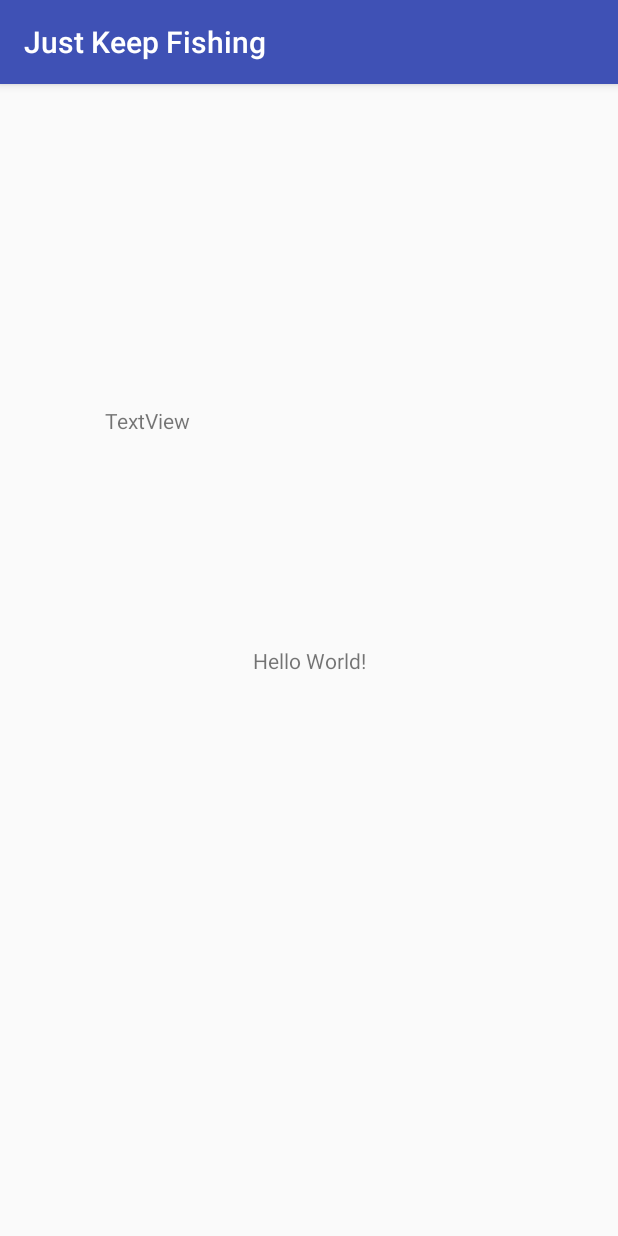
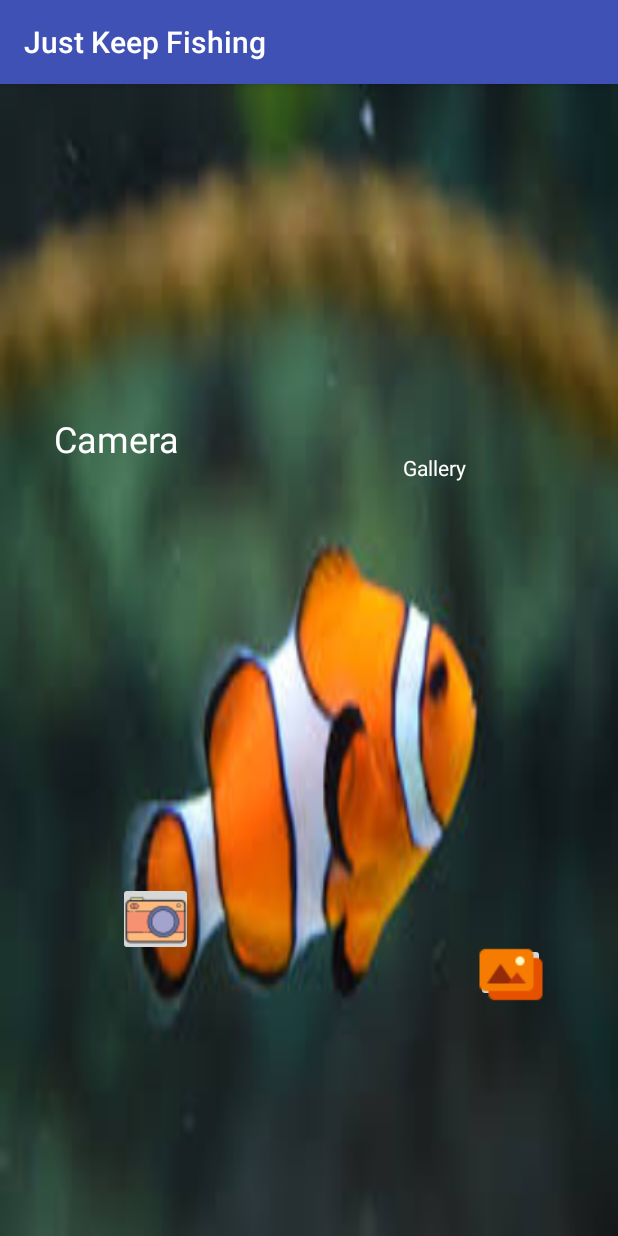
Before and after one commit to Blakers1015/JustKeepFishing, an Android app: the screen it shows after launch (MainActivity), on a phone screen of 412 x 824 dp. Run offline under Robolectric (Android 15) with nearby library versions, the phone set to English and light mode, and no system bars.

Commit message:
Fixed main activity and layout

```diff
--- /dev/null
+++ b/app/src/main/java/Camera.java
@@ -0,0 +1,2 @@
+public class Camera {
+}
--- a/app/src/main/java/com/example/s523353/justkeepfishing/Gallary.java
+++ b/app/src/main/java/com/example/s523353/justkeepfishing/Gallary.java
@@ -1,5 +1,6 @@
 package com.example.s523353.justkeepfishing;
 
+import android.content.Intent;
 import android.support.v7.app.AppCompatActivity;
 import android.os.Bundle;
 
@@ -9,5 +10,6 @@ public class Gallary extends AppCompatActivity {
     protected void onCreate(Bundle savedInstanceState) {
         super.onCreate(savedInstanceState);
         setContentView(R.layout.activity_gallary);
+        Intent titties = getIntent();
     }
 }
--- a/app/src/main/java/com/example/s523353/justkeepfishing/MainActivity.java
+++ b/app/src/main/java/com/example/s523353/justkeepfishing/MainActivity.java
@@ -1,7 +1,10 @@
 package com.example.s523353.justkeepfishing;
 
+import android.content.Intent;
+import android.graphics.Camera;
 import android.support.v7.app.AppCompatActivity;
 import android.os.Bundle;
+import android.view.View;
 
 public class MainActivity extends AppCompatActivity {
 
@@ -9,7 +12,16 @@ public class MainActivity extends AppCompatActivity {
     protected void onCreate(Bundle savedInstanceState) {
         super.onCreate(savedInstanceState);
         setContentView(R.layout.activity_main);
-        System.out.println("test changes");
-        System.out.println("hi");
+
+    }
+    public void Gallery(View v)
+    {
+        Intent gallery = new Intent(this,Gallary.class);
+        startActivityForResult(gallery,1);
+    }
+    public void Camera(View V)
+    {
+        Intent camera = new Intent(this,Search.class);
+        startActivityForResult(camera,2);
     }
 }
--- a/app/src/main/java/com/example/s523353/justkeepfishing/Search.java
+++ b/app/src/main/java/com/example/s523353/justkeepfishing/Search.java
@@ -1,5 +1,6 @@
 package com.example.s523353.justkeepfishing;
 
+import android.content.Intent;
 import android.support.v7.app.AppCompatActivity;
 import android.os.Bundle;
 
@@ -9,5 +10,6 @@ public class Search extends AppCompatActivity {
     protected void onCreate(Bundle savedInstanceState) {
         super.onCreate(savedInstanceState);
         setContentView(R.layout.activity_search);
+        Intent titties = getIntent();
     }
 }
--- a/app/src/main/res/layout/activity_main.xml
+++ b/app/src/main/res/layout/activity_main.xml
@@ -2,31 +2,72 @@
 <android.support.constraint.ConstraintLayout xmlns:android="http://schemas.android.com/apk/res/android"
     xmlns:app="http://schemas.android.com/apk/res-auto"
     xmlns:tools="http://schemas.android.com/tools"
+    android:id="@+id/basicLayout"
     android:layout_width="match_parent"
     android:layout_height="match_parent"
+    android:background="@drawable/nemo"
     tools:context=".MainActivity">
 
     <TextView
-        android:layout_width="wrap_content"
-        android:layout_height="wrap_content"
-        android:text="Hello World!"
-        app:layout_constraintBottom_toBottomOf="parent"
-        app:layout_constraintLeft_toLeftOf="parent"
-        app:layout_constraintRight_toRightOf="parent"
-        app:layout_constraintTop_toTopOf="parent" />
-
-    <TextView
-        android:id="@+id/rando"
-        android:layout_width="wrap_content"
-        android:layout_height="wrap_content"
-        android:layout_marginStart="55dp"
-        android:layout_marginTop="86dp"
-        android:layout_marginEnd="271dp"
-        android:layout_marginBottom="406dp"
-        android:text="TextView"
-        app:layout_constraintBottom_toBottomOf="parent"
+        android:id="@+id/textForCam"
+        android:layout_width="150dp"
+        android:layout_height="34dp"
+        android:layout_marginStart="22dp"
+        android:layout_marginTop="141dp"
+        android:layout_marginEnd="212dp"
+        android:layout_marginBottom="73dp"
+        android:text="@string/button_for_camera"
+        android:textColor="@android:color/white"
+        android:textSize="24sp"
+        app:layout_constraintBottom_toTopOf="@+id/imageButton2"
         app:layout_constraintEnd_toEndOf="parent"
         app:layout_constraintStart_toStartOf="parent"
         app:layout_constraintTop_toTopOf="parent" />
 
+    <ImageButton
+        android:id="@+id/imageButton2"
+        android:layout_width="50dp"
+        android:layout_height="49dp"
+        android:layout_marginStart="16dp"
+        android:layout_marginTop="126dp"
+        android:layout_marginEnd="218dp"
+        android:layout_marginBottom="108dp"
+        android:onClick="Camera"
+        app:layout_constraintBottom_toBottomOf="parent"
+        app:layout_constraintEnd_toEndOf="parent"
+        app:layout_constraintHorizontal_bias="0.49"
+        app:layout_constraintStart_toStartOf="parent"
+        app:layout_constraintTop_toBottomOf="@+id/textForCam"
+        app:srcCompat="@drawable/camera" />
+
+    <ImageButton
+        android:id="@+id/imageButton3"
+        android:layout_width="46dp"
+        android:layout_height="39dp"
+        android:layout_marginStart="181dp"
+        android:layout_marginTop="127dp"
+        android:layout_marginEnd="42dp"
+        android:layout_marginBottom="118dp"
+        android:onClick="Gallery"
+        app:layout_constraintBottom_toBottomOf="parent"
+        app:layout_constraintEnd_toEndOf="parent"
+        app:layout_constraintStart_toEndOf="@+id/imageButton2"
+        app:layout_constraintTop_toBottomOf="@+id/textView2"
+        app:srcCompat="@drawable/gallery" />
+
+    <TextView
+        android:id="@+id/textView2"
+        android:layout_width="150dp"
+        android:layout_height="34dp"
+        android:layout_marginStart="124dp"
+        android:layout_marginTop="208dp"
+        android:layout_marginEnd="30dp"
+        android:layout_marginBottom="127dp"
+        android:text="@string/button_for_gallery"
+        android:textColor="@android:color/white"
+        app:layout_constraintBottom_toTopOf="@+id/imageButton3"
+        app:layout_constraintEnd_toEndOf="parent"
+        app:layout_constraintHorizontal_bias="0.532"
+        app:layout_constraintStart_toEndOf="@+id/textForCam"
+        app:layout_constraintTop_toTopOf="parent" />
 </android.support.constraint.ConstraintLayout>
--- a/app/src/main/res/values/colors.xml
+++ b/app/src/main/res/values/colors.xml
@@ -2,5 +2,5 @@
 <resources>
     <color name="colorPrimary">#3f51b5</color>
     <color name="colorPrimaryDark">#303F9F</color>
-    <color name="colorAccent">#FF4081</color>
+    <color name="colorAccent">#ff4081</color>
 </resources>
--- a/app/src/main/res/values/strings.xml
+++ b/app/src/main/res/values/strings.xml
@@ -1,3 +1,6 @@
 <resources>
     <string name="app_name">Just Keep Fishing</string>
+    <string name= "button_for_camera">Camera</string>
+    <string name = "button_for_gallery">Gallery</string>
+
 </resources>
```
Also changed, not shown: app/src/main/res/drawable/camera.png (added), app/src/main/res/drawable/gallery.png (added), app/src/main/res/drawable/nemo.jpg (added).
